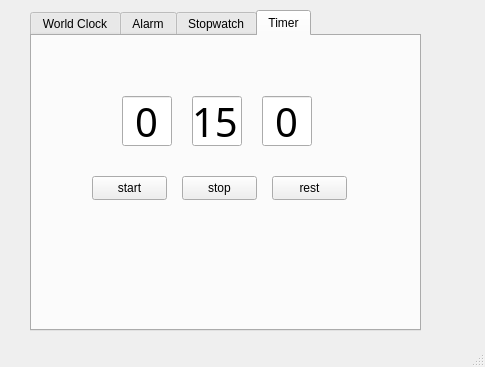
Above: PyLearnThreadingClock/main_window.ui from MSaberian/PyLearnThreading before the change. Below: the same form after it.
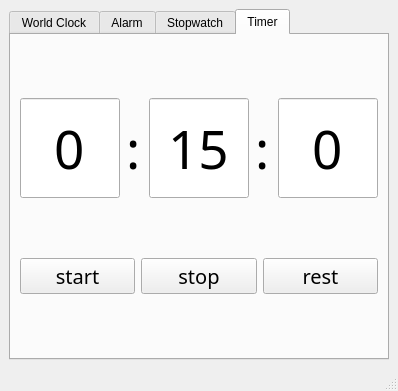
That is the form after the change. The open tabs and pages were chosen to show the change. Icons and pictures are not drawn.

The edit to the form file:
```diff
--- a/PyLearnThreadingClock/main_window.ui
+++ b/PyLearnThreadingClock/main_window.ui
@@ -6,23 +6,27 @@
    <rect>
     <x>0</x>
     <y>0</y>
-    <width>485</width>
-    <height>367</height>
+    <width>398</width>
+    <height>391</height>
    </rect>
   </property>
   <property name="windowTitle">
-   <string>MainWindow</string>
+   <string>Clock</string>
+  </property>
+  <property name="windowIcon">
+   <iconset>
+    <normaloff>icon.png</normaloff>icon.png</iconset>
+  </property>
+  <property name="iconSize">
+   <size>
+    <width>128</width>
+    <height>128</height>
+   </size>
   </property>
   <widget class="QWidget" name="centralwidget">
+   <layout class="QGridLayout" name="gridLayout">
+    <item row="0" column="0">
    <widget class="QTabWidget" name="tabWidget">
-    <property name="geometry">
-     <rect>
-      <x>30</x>
-      <y>10</y>
-      <width>391</width>
-      <height>321</height>
-     </rect>
-    </property>
     <property name="currentIndex">
      <number>1</number>
     </property>
@@ -236,25 +240,27 @@
      <attribute name="title">
       <string>Timer</string>
      </attribute>
+       <layout class="QGridLayout" name="gridLayout_5">
+        <item row="0" column="0" colspan="3">
+         <layout class="QHBoxLayout" name="horizontalLayout">
+          <item>
      <widget class="QLineEdit" name="tb_hour_timer">
-      <property name="geometry">
-       <rect>
-        <x>90</x>
-        <y>60</y>
-        <width>50</width>
-        <height>50</height>
-       </rect>
-      </property>
       <property name="sizePolicy">
        <sizepolicy hsizetype="Expanding" vsizetype="Expanding">
         <horstretch>0</horstretch>
         <verstretch>0</verstretch>
        </sizepolicy>
       </property>
+            <property name="maximumSize">
+             <size>
+              <width>100</width>
+              <height>100</height>
+             </size>
+            </property>
       <property name="font">
        <font>
         <family>Seven Segment</family>
-        <pointsize>30</pointsize>
+              <pointsize>40</pointsize>
        </font>
       </property>
       <property name="styleSheet">
@@ -267,25 +273,38 @@
        <set>Qt::AlignCenter</set>
       </property>
      </widget>
+          </item>
+          <item>
+           <widget class="QLabel" name="label">
+            <property name="font">
+             <font>
+              <family>Seven Segment</family>
+              <pointsize>40</pointsize>
+             </font>
+            </property>
+            <property name="text">
+             <string>:</string>
+            </property>
+           </widget>
+          </item>
+          <item>
      <widget class="QLineEdit" name="tb_minute_timer">
-      <property name="geometry">
-       <rect>
-        <x>160</x>
-        <y>60</y>
-        <width>50</width>
-        <height>50</height>
-       </rect>
-      </property>
       <property name="sizePolicy">
        <sizepolicy hsizetype="Expanding" vsizetype="Expanding">
         <horstretch>0</horstretch>
         <verstretch>0</verstretch>
        </sizepolicy>
       </property>
+            <property name="maximumSize">
+             <size>
+              <width>100</width>
+              <height>100</height>
+             </size>
+            </property>
       <property name="font">
        <font>
         <family>Seven Segment</family>
-        <pointsize>30</pointsize>
+              <pointsize>40</pointsize>
        </font>
       </property>
       <property name="styleSheet">
@@ -298,25 +317,38 @@
        <set>Qt::AlignCenter</set>
       </property>
      </widget>
+          </item>
+          <item>
+           <widget class="QLabel" name="label_2">
+            <property name="font">
+             <font>
+              <family>Seven Segment</family>
+              <pointsize>40</pointsize>
+             </font>
+            </property>
+            <property name="text">
+             <string>:</string>
+            </property>
+           </widget>
+          </item>
+          <item>
      <widget class="QLineEdit" name="tb_second_timer">
-      <property name="geometry">
-       <rect>
-        <x>230</x>
-        <y>60</y>
-        <width>50</width>
-        <height>50</height>
-       </rect>
-      </property>
       <property name="sizePolicy">
        <sizepolicy hsizetype="Expanding" vsizetype="Expanding">
         <horstretch>0</horstretch>
         <verstretch>0</verstretch>
        </sizepolicy>
       </property>
+            <property name="maximumSize">
+             <size>
+              <width>100</width>
+              <height>100</height>
+             </size>
+            </property>
       <property name="font">
        <font>
         <family>Seven Segment</family>
-        <pointsize>30</pointsize>
+              <pointsize>40</pointsize>
        </font>
       </property>
       <property name="text">
@@ -326,47 +358,53 @@
        <set>Qt::AlignCenter</set>
       </property>
      </widget>
+          </item>
+         </layout>
+        </item>
+        <item row="1" column="0">
      <widget class="QPushButton" name="btn_start_timer">
-      <property name="geometry">
-       <rect>
-        <x>60</x>
-        <y>140</y>
-        <width>75</width>
-        <height>24</height>
-       </rect>
+          <property name="font">
+           <font>
+            <family>Centaur</family>
+            <pointsize>15</pointsize>
+           </font>
       </property>
       <property name="text">
        <string>start</string>
       </property>
      </widget>
-     <widget class="QPushButton" name="btn_reset_timer">
-      <property name="geometry">
-       <rect>
-        <x>240</x>
-        <y>140</y>
-        <width>75</width>
-        <height>24</height>
-       </rect>
-      </property>
-      <property name="text">
-       <string>rest</string>
-      </property>
-     </widget>
+        </item>
+        <item row="1" column="1">
      <widget class="QPushButton" name="btn_stop_timer">
-      <property name="geometry">
-       <rect>
-        <x>150</x>
-        <y>140</y>
-        <width>75</width>
-        <height>24</height>
-       </rect>
+          <property name="font">
+           <font>
+            <family>Centaur</family>
+            <pointsize>15</pointsize>
+           </font>
       </property>
       <property name="text">
        <string>stop</string>
       </property>
      </widget>
-    </widget>
-   </widget>
+        </item>
+        <item row="1" column="2">
+         <widget class="QPushButton" name="btn_reset_timer">
+          <property name="font">
+           <font>
+            <family>Centaur</family>
+            <pointsize>15</pointsize>
+           </font>
+          </property>
+          <property name="text">
+           <string>rest</string>
+          </property>
+         </widget>
+        </item>
+       </layout>
+      </widget>
+     </widget>
+    </item>
+   </layout>
   </widget>
   <widget class="QMenuBar" name="menubar">
    <property name="geometry">
```
Left out of the diff: 214 changed lines with no effect on the pictures. Lines whose indentation alone changed are shown as unchanged.
